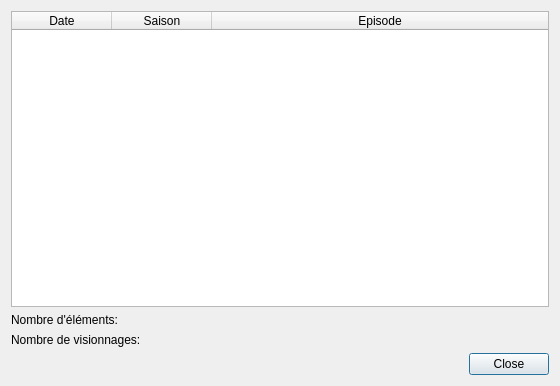
Above: src/ui/dialogs/view_history.ui from seigneurfuo/MyAnimeManager3 before the change. Below: the same form after it.
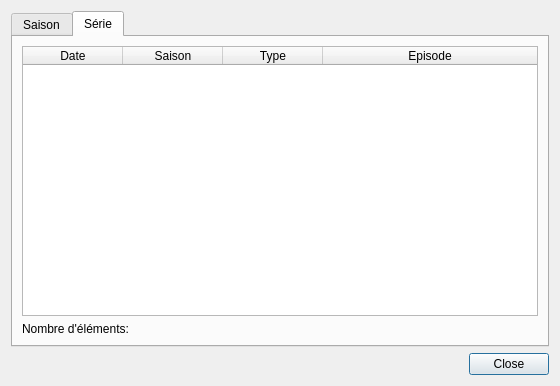
That is the form after the change. The open tabs and pages were chosen to show the change.

Commit message: Ajout d'un nouvel onglet sur l'historique. on peut avoir le détail de la saison choisie ou bien la série entière.

What changed in the file:
```diff
--- a/src/ui/dialogs/view_history.ui
+++ b/src/ui/dialogs/view_history.ui
@@ -21,7 +21,17 @@
   </property>
   <layout class="QVBoxLayout" name="verticalLayout">
    <item>
-    <widget class="QTableWidget" name="tableWidget">
+    <widget class="QTabWidget" name="tabWidget">
+     <property name="currentIndex">
+      <number>0</number>
+     </property>
+     <widget class="QWidget" name="tab">
+      <attribute name="title">
+       <string>Saison</string>
+      </attribute>
+      <layout class="QVBoxLayout" name="verticalLayout_3">
+       <item>
+        <widget class="QTableWidget" name="season_table">
      <property name="selectionMode">
       <enum>QAbstractItemView::NoSelection</enum>
      </property>
@@ -49,17 +59,61 @@
     </widget>
    </item>
    <item>
-    <widget class="QLabel" name="label">
+        <widget class="QLabel" name="season_label">
      <property name="text">
       <string>Nombre d'éléments:</string>
      </property>
     </widget>
    </item>
+      </layout>
+     </widget>
+     <widget class="QWidget" name="tab_2">
+      <attribute name="title">
+       <string>Série</string>
+      </attribute>
+      <layout class="QVBoxLayout" name="verticalLayout_2">
    <item>
-    <widget class="QLabel" name="label_2">
+        <widget class="QTableWidget" name="serie_table">
+         <property name="selectionMode">
+          <enum>QAbstractItemView::NoSelection</enum>
+         </property>
+         <property name="selectionBehavior">
+          <enum>QAbstractItemView::SelectRows</enum>
+         </property>
+         <attribute name="horizontalHeaderStretchLastSection">
+          <bool>true</bool>
+         </attribute>
+         <column>
      <property name="text">
-      <string>Nombre de visionnages:</string>
-     </property>
+           <string>Date</string>
+          </property>
+         </column>
+         <column>
+          <property name="text">
+           <string>Saison</string>
+          </property>
+         </column>
+         <column>
+          <property name="text">
+           <string>Type</string>
+          </property>
+         </column>
+         <column>
+          <property name="text">
+           <string>Episode</string>
+          </property>
+         </column>
+        </widget>
+       </item>
+       <item>
+        <widget class="QLabel" name="serie_label">
+         <property name="text">
+          <string>Nombre d'éléments:</string>
+         </property>
+        </widget>
+       </item>
+      </layout>
+     </widget>
     </widget>
    </item>
    <item>
```
Left out of the diff: 5 changed lines with no effect on the pictures. Lines whose indentation alone changed are shown as unchanged. The commit also changes 2 other files.
